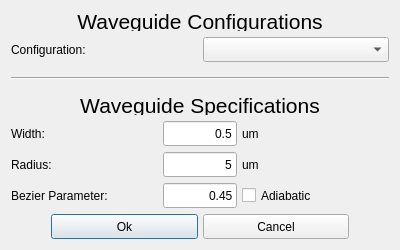
Old version of the form klayout_dot_config/python/SiEPIC/files/waveguide_gui.ui in the repository SiEPIC/SiEPIC-Tools.
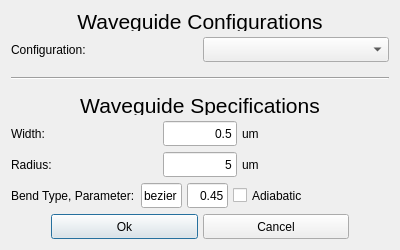
New version of the form.

What changed in the file:
```diff
--- a/klayout_dot_config/python/SiEPIC/files/waveguide_gui.ui
+++ b/klayout_dot_config/python/SiEPIC/files/waveguide_gui.ui
@@ -384,8 +384,9 @@
          </item>
         </layout>
        </item>
-       <item>
-        <layout class="QHBoxLayout" name="horizontalLayout_9">
+	   
+	   <item> <!-- Bend Type -->
+        <layout class="QHBoxLayout" name="horizontalLayout_8">
          <property name="spacing">
           <number>5</number>
          </property>
@@ -393,7 +394,7 @@
           <enum>QLayout::SetMinimumSize</enum>
          </property>
          <item>
-          <widget class="QLabel" name="label_14">
+          <widget class="QLabel" name="label">
            <property name="sizePolicy">
             <sizepolicy hsizetype="MinimumExpanding" vsizetype="MinimumExpanding">
              <horstretch>2</horstretch>
@@ -413,18 +414,41 @@
             </size>
            </property>
            <property name="text">
-            <string>Bezier Parameter:</string>
-           </property>
-           <property name="scaledContents">
-            <bool>true</bool>
-           </property>
-           <property name="wordWrap">
-            <bool>false</bool>
+            <string>Bend Type, Parameter:</string> 
            </property>
           </widget>
          </item>
          <item>
-          <widget class="QLineEdit" name="bezier">
+          <widget class="QLineEdit" name="bend_type">
+           <property name="sizePolicy">
+            <sizepolicy hsizetype="MinimumExpanding" vsizetype="MinimumExpanding">
+             <horstretch>1</horstretch>
+             <verstretch>1</verstretch>
+            </sizepolicy>
+           </property>
+           <property name="minimumSize">
+            <size>
+             <width>41</width>
+             <height>20</height>
+            </size>
+           </property>
+           <property name="sizeIncrement">
+            <size>
+             <width>0</width>
+             <height>0</height>
+            </size>
+           </property>
+           <property name="text">
+            <string>bezier</string>
+           </property>
+           <property name="alignment">
+            <set>Qt::AlignRight|Qt::AlignTrailing|Qt::AlignVCenter</set>
+           </property>
+          </widget>
+         </item>
+		 
+		 <item>
+          <widget class="QLineEdit" name="bend_parameter">
            <property name="sizePolicy">
             <sizepolicy hsizetype="MinimumExpanding" vsizetype="MinimumExpanding">
              <horstretch>1</horstretch>
@@ -451,7 +475,9 @@
            </property>
           </widget>
          </item>
-         <item>
+		 
+		 
+		 <item>
           <widget class="QCheckBox" name="adiabatic">
            <property name="sizePolicy">
             <sizepolicy hsizetype="MinimumExpanding" vsizetype="MinimumExpanding">
@@ -476,8 +502,56 @@
            </property>
           </widget>
          </item>
+		 
+		 
+         <item>
+          <widget class="QLabel" name="label_13">
+           <property name="sizePolicy">
+            <sizepolicy hsizetype="MinimumExpanding" vsizetype="MinimumExpanding">
+             <horstretch>2</horstretch>
+             <verstretch>1</verstretch>
+            </sizepolicy>
+           </property>
+           <property name="minimumSize">
+            <size>
+             <width>21</width>
+             <height>21</height>
+            </size>
+           </property>
+           <property name="sizeIncrement">
+            <size>
+             <width>0</width>
+             <height>0</height>
+            </size>
+           </property>
+           <property name="text">
+            <string></string>
+           </property>
+           <property name="scaledContents">
+            <bool>true</bool>
+           </property>
+           <property name="wordWrap">
+            <bool>false</bool>
+           </property>
+          </widget>
+         </item>
         </layout>
        </item>
+	   
+	   
+
+       <item> <!-- Bezier Parameter -->
+        <layout class="QHBoxLayout" name="horizontalLayout_9">
+         <property name="spacing">
+          <number>5</number>
+         </property>
+         <property name="sizeConstraint">
+          <enum>QLayout::SetMinimumSize</enum>
+         </property>
+		 
+        </layout>
+       </item>
+	   
        <item>
         <layout class="QHBoxLayout" name="horizontalLayout_10">
          <property name="spacing">
```
Left out of the diff: 10 changed lines with no effect on the pictures.
